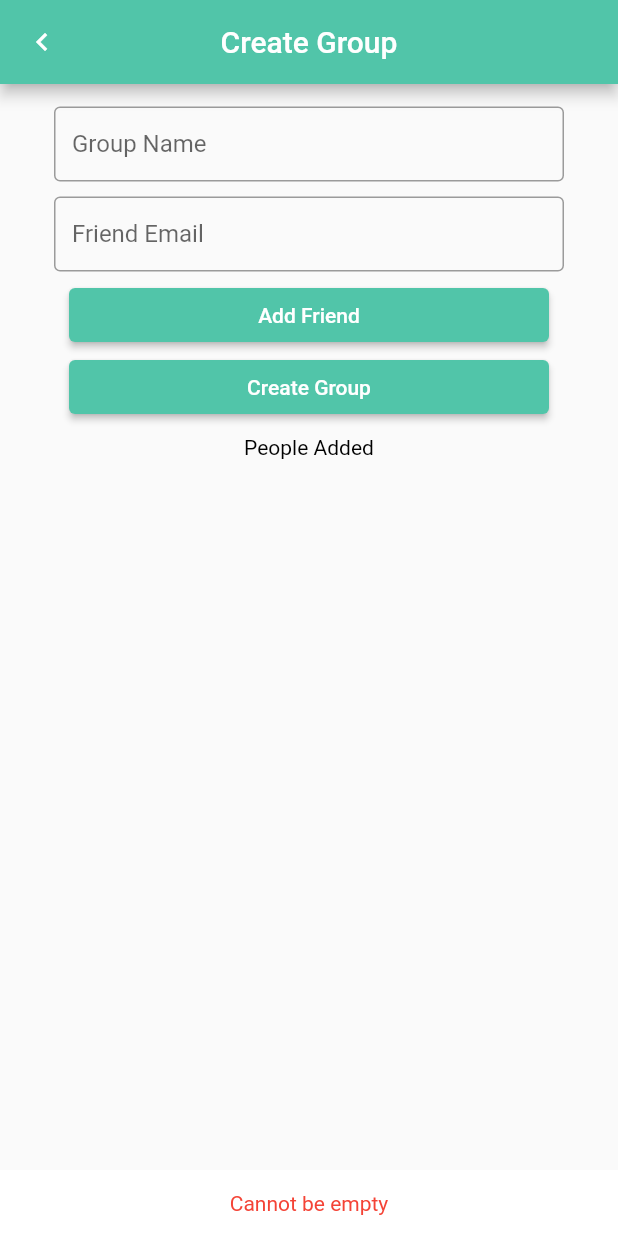
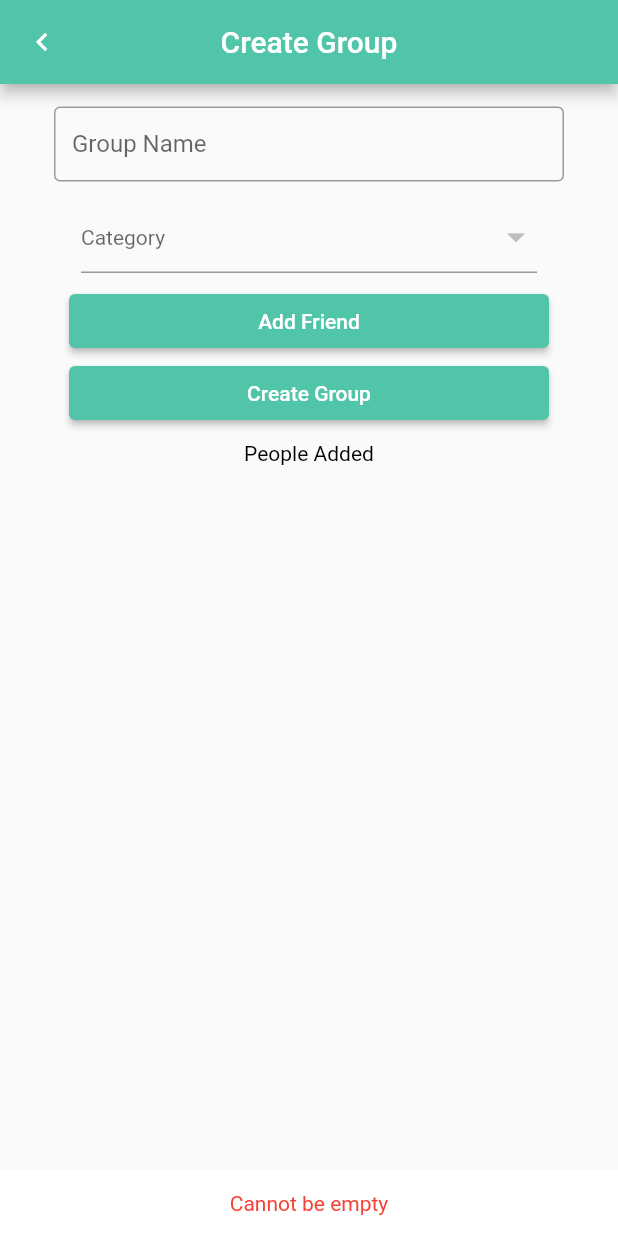
Before and after one commit to Hareesh-Nandigrama/splitwise, a Flutter app: the NewGroupPage screen opened by its route, after a tap on "Add Friend", on a phone screen of 412 x 824 dp. Run offline on Flutter 3.47's test engine with Material 2 defaults, Android fonts, the phone set to English and light mode, and no system bars; our stand-ins replace cloud_firestore, firebase_auth, firebase_core, firebase_storage, flutter_mobx, image_picker and 1 more; accounts and stored records are empty; generated files the repository leaves out were written again.

Commit message:
minor change

```diff
--- a/lib/screens/groups/new_group.dart
+++ b/lib/screens/groups/new_group.dart
@@ -8,6 +8,7 @@ import '../../constants/colors.dart';
 import '../../firebase/firestore.dart';
 import '../../functions/email_to_uid.dart';
 import '../../functions/pop_up.dart';
+import '../../widgets/fields/drop_down.dart';
 import '../../widgets/fields/fields.dart';
 
 class NewGroupPage extends StatefulWidget {
@@ -20,8 +21,9 @@ class NewGroupPage extends StatefulWidget {
 
 class _NewGroupPageState extends State<NewGroupPage> {
   TextEditingController group = TextEditingController();
-  TextEditingController email = TextEditingController();
   List<String> people = [];
+  String? friend;
+
   @override
   Widget build(BuildContext context) {
     var commonStore = context.read<CommonStore>();
@@ -45,35 +47,50 @@ class _NewGroupPageState extends State<NewGroupPage> {
                 crossAxisAlignment: CrossAxisAlignment.center,
                 children: [
                   InField('Group Name', false, group, 0, 0),
-                  InField("Friend Email", false, email,0,0),
+                  SizedBox(
+                    width: 320,
+                    child: CustomDropDown(items: UserStore.getFriends(), hintText: 'Category', onChanged: (String val){
+                      setState(() {
+                        friend = val;
+                      });
+
+                    },
+                      value: friend,),
+                  ),
                   ElevatedButton(
                     onPressed: () async {
-                      if(email.text == '')
+                      if(friend == null)
                       {
                         popUp("Cannot be empty", context, 1, 500, Colors.red);
                         return;
                       }
-                      if(UserStore.friends.keys.contains(EUID(email.text)))
+                      String a = UIDE(NUID(friend!));
+                      if(a == '')
+                      {
+                        popUp("Cannot be empty", context, 1, 500, Colors.red);
+                        return;
+                      }
+                      if(UserStore.friends.keys.contains(EUID(a)))
                         {
-                          if(people.contains(email.text))
+                          if(people.contains(a))
                             {
                               popUp("Already Added", context, 1, 500, Colors.red);
-                              email.text = '';
+                              friend = null;
                             }
                           else
                             {
-                              people.add(email.text);
-                              setState(() {
-                                email.text = '';
-                              });
+                              people.add(a);
+                              friend = null;
                               popUp("Added", context, 1, 500, Colors.green);
                             }
                         }
                       else
                         {
-                          email.text = '';
+                         friend = null;
                           popUp("Not A Friend", context, 1, 500, Colors.red);
                         }
+                      setState(() {});
+
                     },
                     style: ElevatedButton.styleFrom(
                         minimumSize: const Size(320, 0),
```
